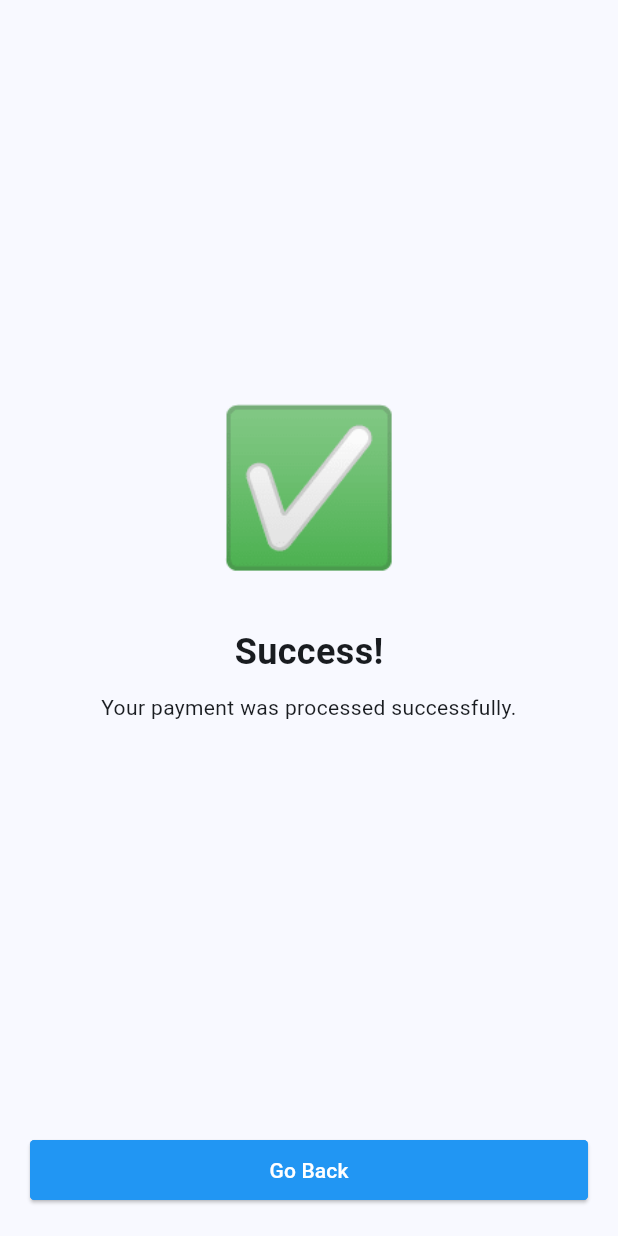
After one commit to PleaseHelpNorvin/rentrealm-flutter1, a Flutter app: the PaymentSuccessScreen screen opened by its route, on a phone screen of 412 x 824 dp. The commit adds this screen. Run offline on Flutter 3.47's test engine with Material 3 defaults, Android fonts, the phone set to English and light mode, and no system bars; our stand-ins replace cached_network_image, curved_navigation_bar, file_picker, flutter_map, flutter_svg, image_picker and 7 more; missing offline and left inert: dart:ffi; accounts and stored records are empty; network calls fail.

Commit message:
added payment success,failed, screems

```diff
--- a/lib/main.dart
+++ b/lib/main.dart
@@ -1,3 +1,5 @@
+import 'dart:async';
+
 import 'package:flutter/material.dart';
 import 'package:provider/provider.dart';
 import 'package:rentealm_flutter/PROVIDERS/inquiry_provider.dart';
@@ -29,12 +31,16 @@ import 'SCREENS/get_started.dart';
 import 'SCREENS/TENANT/CREATE/create_tenant_screen1.dart';
 import 'dart:io';
 
+import 'package:uni_links/uni_links.dart';
+import './screens/payment_response_screen/payment_success_screen.dart';
+import './screens/payment_response_screen/payment_failed_screen.dart';
+
+/// Overrides HTTP security to allow self-signed certificates (for testing)
 class MyHttpOverrides extends HttpOverrides {
   @override
   HttpClient createHttpClient(SecurityContext? context) {
     return super.createHttpClient(context)
-      ..badCertificateCallback =
-          (X509Certificate cert, String host, int port) => true;
+      ..badCertificateCallback = (X509Certificate cert, String host, int port) => true;
   }
 }
 
@@ -43,8 +49,57 @@ void main() {
   runApp(const MyApp());
 }
 
-class MyApp extends StatelessWidget {
+class MyApp extends StatefulWidget {
   const MyApp({super.key});
+
+  @override
+  _MyAppState createState() => _MyAppState();
+}
+
+class _MyAppState extends State<MyApp> {
+  StreamSubscription? _sub;
+
+  @override
+  void initState() {
+    super.initState();
+    _handleIncomingLinks();
+  }
+
+  /// Handles deep linking when the app is opened from an external link.
+  void _handleIncomingLinks() async {
+    // Handle initial deep link when the app starts
+    Uri? uri = await getInitialUri();
+    if (uri != null) {
+      _navigateBasedOnUri(uri);
+    }
+
+    // Listen for deep links when the app is running
+     _sub = linkStream.listen((String? link) {
+    if (link != null) {
+      Uri uri = Uri.parse(link);
+      _navigateBasedOnUri(uri);
+    }
+  }, onError: (err) {
+    print("Error handling deep link: $err");
+  });
+}
+
+  /// Navigates to the appropriate screen based on the received URI.
+  void _navigateBasedOnUri(Uri uri) {
+    WidgetsBinding.instance.addPostFrameCallback((_) {
+      if (uri.host == "payment-success") {
+        Navigator.pushNamed(context, '/payment-success');
+      } else if (uri.host == "payment-failed") {
+        Navigator.pushNamed(context, '/payment-failed');
+      }
+    });
+  }
+
+  @override
+  void dispose() {
+    _sub?.cancel();
+    super.dispose();
+  }
 
   @override
   Widget build(BuildContext context) {
@@ -81,16 +136,16 @@ class MyApp extends StatelessWidget {
             home: const GetStartedScreen(),
             routes: {
               '/get_started': (context) => GetStartedScreen(),
-              '/outercreatetenantscreen1': (context) =>
-                  OuterCreateTenantScreen1(),
-              // '/register': (context) => RegisterScreen(),
+              '/outercreatetenantscreen1': (context) => OuterCreateTenantScreen1(),
               '/login': (context) => LoginScreen(),
               '/edituser': (context) => EditUserScreen(),
               '/editprofile': (context) => EditProfileScreen(),
               '/editaddress': (context) => EditAddressScreen(),
               '/editidentification': (context) => EditIdentificationScreen(),
               '/createprofile1': (context) => CreateProfileScreen1(),
-              '/createtenant1': (context) => CreateTenantScreen1()
+              '/createtenant1': (context) => CreateTenantScreen1(),
+              '/payment-success': (context) => PaymentSuccessScreen(),
+              '/payment-failed': (context) => PaymentFailedScreen(),
             },
           );
         },
--- a/lib/screens/PAYMENT/checkout.dart
+++ b/lib/screens/PAYMENT/checkout.dart
@@ -219,14 +219,14 @@ class _CheckoutScreenState extends State<CheckoutScreen> {
       builder: (context, reservationProvider, child) {
         final singleReservation = reservationProvider.singleReservation;
 
-        // 🛑 Ensure reservation data is loaded
+        // Ensure reservation data is loaded
         if (singleReservation == null) {
           return const Scaffold(
             body: Center(child: CircularProgressIndicator()),
           );
         }
 
-        // ❗ Prevent 'No Element' Error
+        // revent 'No Element' Error
         if (singleReservation.reservations.isEmpty) {
           return const Scaffold(
             body: Center(child: Text("No Reservations Found")),
--- a/lib/screens/PAYMENT/payment.dart
+++ b/lib/screens/PAYMENT/payment.dart
@@ -3,7 +3,11 @@ import 'package:provider/provider.dart';
 import 'package:webview_flutter/webview_flutter.dart';
 import 'package:rentealm_flutter/PROVIDERS/payment_provider.dart';
 
+import '../payment_response_screen/payment_success_screen.dart';
+
 class PaymentScreen extends StatefulWidget {
+  const PaymentScreen({super.key});
+
   @override
   _PaymentScreenState createState() => _PaymentScreenState();
 }
@@ -30,11 +34,16 @@ class _PaymentScreenState extends State<PaymentScreen> {
           ..setNavigationDelegate(
             NavigationDelegate(
               onNavigationRequest: (NavigationRequest request) {
-                if (request.url.contains("success")) {
-                  Navigator.pop(context, true);
+                if (request.url.contains("payment-success")) {
+                  Navigator.pop(context, true); // Payment success
+                  Navigator.pushReplacement(
+                    context,
+                    MaterialPageRoute(builder: (context) => PaymentSuccessScreen()),
+                  );
+
                   return NavigationDecision.prevent;
-                } else if (request.url.contains("failed")) {
-                  Navigator.pop(context, false);
+                } else if (request.url.contains("payment-failed")) {
+                  Navigator.pop(context, false); // Payment failed
                   return NavigationDecision.prevent;
                 }
                 return NavigationDecision.navigate;
--- a/lib/screens/homelogged.dart
+++ b/lib/screens/homelogged.dart
@@ -34,7 +34,7 @@ class HomeLoggedScreenState extends State<HomeLoggedScreen> {
       final authProvider = Provider.of<AuthProvider>(context, listen: false);
       final token = authProvider.token;
       final userId = authProvider.userId;
-
+      print("UserID from HOMELOGGED() $userId");
       // final profileProvider =
       //     // Provider.of<ProfileProvider>(context, listen: false);
       //     Provider.of<ProfileProvider>(context, listen: false)
--- /dev/null
+++ b/lib/screens/payment_response_screen/payment_success_screen.dart
@@ -0,0 +1,58 @@
+import 'package:flutter/material.dart';
+
+class PaymentSuccessScreen extends StatefulWidget {
+  const PaymentSuccessScreen({super.key});
+
+  @override
+  State<PaymentSuccessScreen> createState() => _PaymentSuccessScreenState();
+}
+
+class _PaymentSuccessScreenState extends State<PaymentSuccessScreen> {
+  @override
+  Widget build(BuildContext context) {
+    return Scaffold(
+      body: SizedBox(
+        width: double.infinity, // Make sure it takes full width
+        child: Padding(
+          padding: const EdgeInsets.all(20),
+          child: Column(
+            mainAxisAlignment: MainAxisAlignment.center, // Center vertically
+            crossAxisAlignment: CrossAxisAlignment.center, // Center horizontally
+            children: const [
+              Text(
+                "✅", // Large emoji
+                style: TextStyle(fontSize: 100),
+              ),
+              SizedBox(height: 20),
+              Text(
+                "Success!",
+                style: TextStyle(fontSize: 24, fontWeight: FontWeight.bold),
+              ),
+              SizedBox(height: 10),
+              Text(
+                "Your payment was processed successfully.",
+                textAlign: TextAlign.center, // Ensure text is centered
+              ),
+            ],
+          ),
+        ),
+      ),
+      bottomNavigationBar: Padding(
+        padding: const EdgeInsets.all(20),
+        child: ElevatedButton(
+          style: ElevatedButton.styleFrom(
+            backgroundColor: Colors.blue,
+            foregroundColor: Colors.white,
+            side: const BorderSide(color: Colors.blue, width: 1),
+            shape: RoundedRectangleBorder(
+                borderRadius: BorderRadius.circular(3)),
+          ),
+          onPressed: () {
+            Navigator.pushNamed(context, '/'); // Go back to previous screen
+          },
+          child: const Text("Go Back"),
+        ),
+      ),
+    );
+  }
+}
--- a/pubspec.yaml
+++ b/pubspec.yaml
@@ -52,8 +52,9 @@ dependencies:
   intl: ^0.20.2
   file_picker: ^9.0.2
   webview_flutter: ^4.10.0
-  webview_flutter_android: ^4.0.0
+  webview_flutter_android: ^4.3.2
   webview_flutter_wkwebview: ^3.18.4
+  uni_links: ^0.5.1
 
 dev_dependencies:
   flutter_test:
```
Also changed, not shown: lib/screens/payment_response_screen/payment_failed_screen.dart (added, +25 -0 lines), pubspec.lock, 1 other file.
